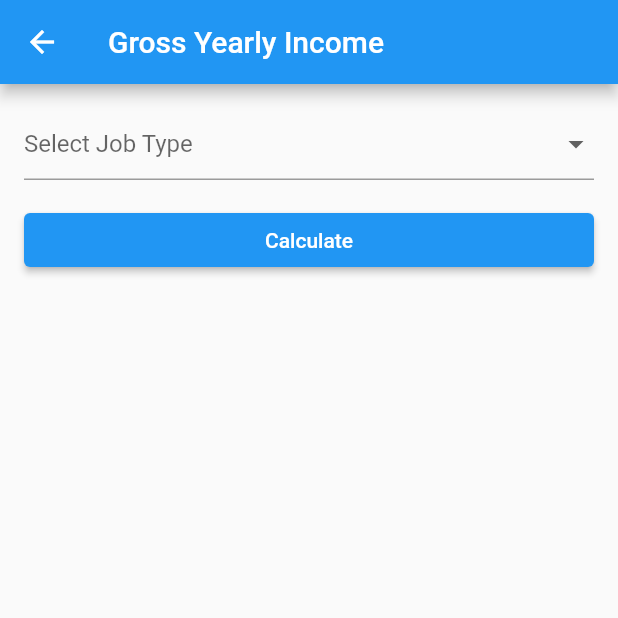
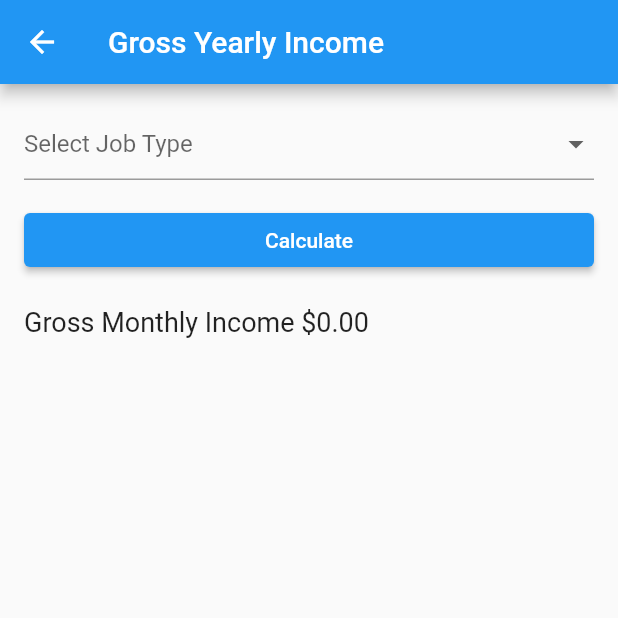
Before and after one commit to Walt-20/flutter-projects, a Flutter app: the GrossYearlyIncome screen opened by its route, after a tap on "Calculate", on a phone screen of 412 x 824 dp, the top half of it. Run offline on Flutter 3.47's test engine with Material 2 defaults, Android fonts, the phone set to English and light mode, and no system bars.

Commit message:
also created debt to income on main screen

```diff
--- a/mortgage_calculator/lib/screens/gross_yearly_income.dart
+++ b/mortgage_calculator/lib/screens/gross_yearly_income.dart
@@ -13,6 +13,7 @@ class GrossYearlyIncome extends StatefulWidget {
 class GrossYearlyIncomeState extends State<GrossYearlyIncome> {
   String? jobType;
   double yearlyIncome = 0.0;
+  double monthlyGrossIncome = 0.0;
   double? hoursWorkedPerWeek;
   double? hourlyPay;
 
@@ -89,9 +90,16 @@ class GrossYearlyIncomeState extends State<GrossYearlyIncome> {
             ElevatedButton(
                 onPressed: () {
                   sharedData.setGrossIncome(yearlyIncome);
-                  debugPrint('yearly income is $yearlyIncome');
+                  debugPrint('yearly gross income is $yearlyIncome');
+                  monthlyGrossIncome = yearlyIncome / 12;
+                  debugPrint(monthlyGrossIncome.toString());
                 },
-                child: const Text('Calculate'))
+                child: const Text('Calculate')),
+            const SizedBox(height: 20),
+            Text(
+              'Gross Monthly Income \$${monthlyGrossIncome.toStringAsFixed(2)}',
+              style: const TextStyle(fontSize: 18),
+            ),
           ],
         ),
       ),
--- a/mortgage_calculator/lib/screens/home_screen.dart
+++ b/mortgage_calculator/lib/screens/home_screen.dart
@@ -45,7 +45,7 @@ class HomeScreen extends StatelessWidget {
               },
             ),
             ListTile(
-              title: const Text('Gross Yearly Income'),
+              title: const Text('Gross Monthly Income'),
               onTap: () {
                 Navigator.pop(context); // Close the drawer
                 Navigator.pushNamed(context, '/gross_yearly_income');
@@ -59,6 +59,14 @@ class HomeScreen extends StatelessWidget {
           builder: (context, sharedData, child) {
             double monthlyMortgage = sharedData.monthlyMortgage;
             double grossIncome = sharedData.grossIncome;
+            double monthlyGrossIncome = grossIncome / 12;
+            double debtToIncome = 0.0;
+
+            if (monthlyMortgage != 0.0 && monthlyGrossIncome != 0.0) {
+              debtToIncome = monthlyMortgage /
+                  monthlyGrossIncome *
+                  100; // Calculate debt-to-income ratio
+            }
             return Column(
               mainAxisAlignment: MainAxisAlignment.center,
               children: [
@@ -68,7 +76,12 @@ class HomeScreen extends StatelessWidget {
                 ),
                 const SizedBox(height: 20),
                 Text(
-                  'Gross Monthly Income: \$${grossIncome.toStringAsFixed(2)}',
+                  'Gross Monthly Income: \$${monthlyGrossIncome.toStringAsFixed(2)}',
+                  style: const TextStyle(fontSize: 18),
+                ),
+                const SizedBox(height: 20),
+                Text(
+                  'Debt to Income: ${debtToIncome.toStringAsFixed(2)}%',
                   style: const TextStyle(fontSize: 18),
                 ),
               ],
```
